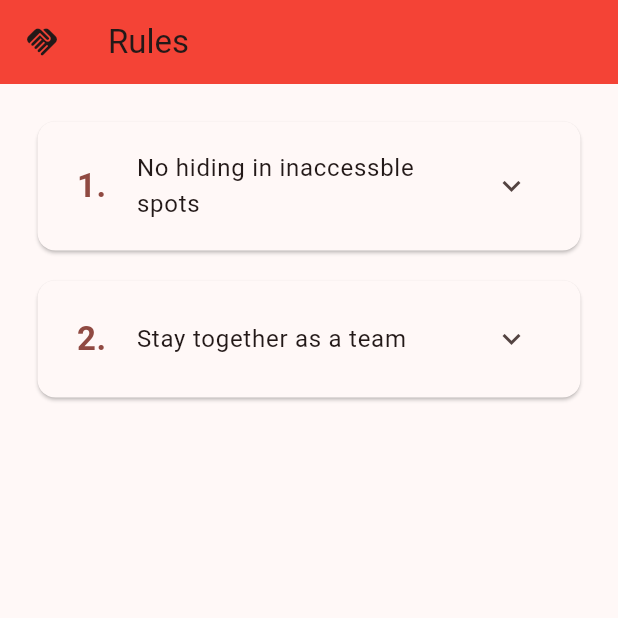
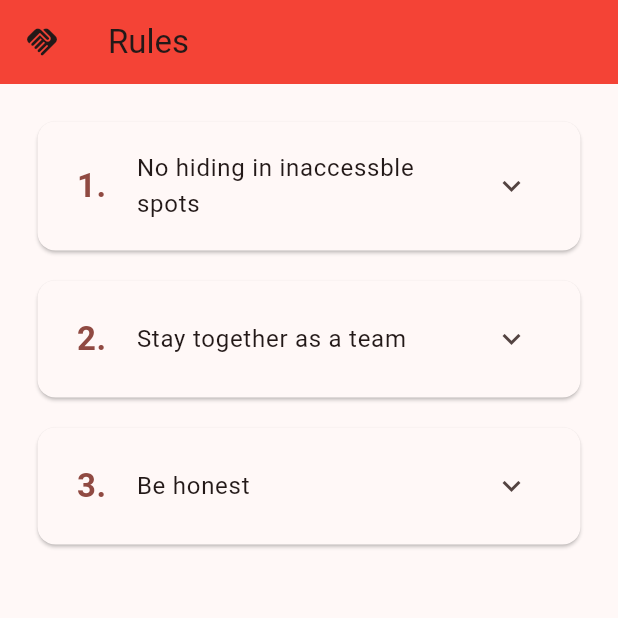
Before and after one commit to velix2/tag_lag, a Flutter app: the RulePage screen opened directly, on a phone screen of 412 x 824 dp, the top half of it. Run offline on Flutter 3.47's test engine with Material 2 defaults, Android fonts, the phone set to English and light mode, and no system bars; our stand-ins replace flutter_spinbox, google_fonts.

Commit message:
added new rule + history text when empty

```diff
--- a/assets/rules.json
+++ b/assets/rules.json
@@ -9,6 +9,11 @@
             "id":"2",
             "rule":"Stay together as a team",
             "explanation":"You always need to stay within a sensible distance of your teammember(s). All team members are also required to always be on the same transport (if they are at all), so if one member of your team is on a U-Bahn, then your entire team needs to be on that train. This rule can be temporarily disabled by some challenges."
+        },
+        {
+            "id":"3",
+            "rule":"Be honest",
+            "explanation":"This game relies on honesty, so please be honest about completing challenges, buying transport tickets and everything else."
         }
     ]
 }
--- a/lib/shop_page.dart
+++ b/lib/shop_page.dart
@@ -60,7 +60,7 @@ class _ShopPageState extends State<ShopPage> {
                               content: SizedBox(
                                 width: 200,
                                 height: 400,
-                                child: appState.pastBuys.isEmpty ? const Text("You havent bought anything yet!")
+                                child: appState.pastBuys.isEmpty ? const Text("You haven't bought anything yet!")
                                   : ListView.builder(
                                     itemCount: appState.pastBuys.length,
                                     itemBuilder: (context, index) {
```
Also changed, not shown: lib/challenges_page.dart (+4 -10 lines), pubspec.lock.
